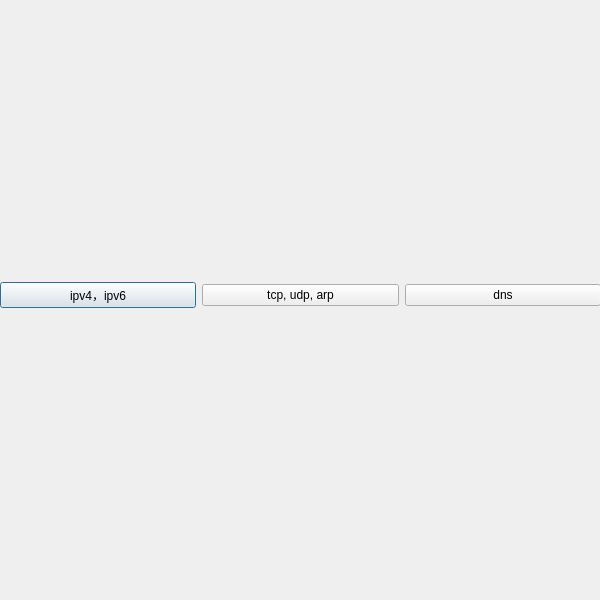
fonqL/sniffer, file charts.ui: the form before one commit.
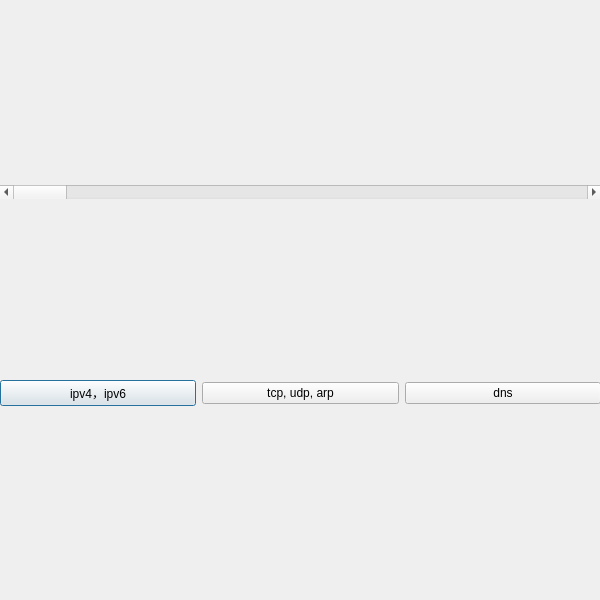
The form after the commit.

Patch:
```diff
--- a/charts.ui
+++ b/charts.ui
@@ -45,6 +45,13 @@
       </property>
      </layout>
     </item>
+    <item>
+     <widget class="QScrollBar" name="horizontalScrollBar">
+      <property name="orientation">
+       <enum>Qt::Horizontal</enum>
+      </property>
+     </widget>
+    </item>
     <item>
      <layout class="QHBoxLayout" name="horizontalLayout">
       <item>
```
